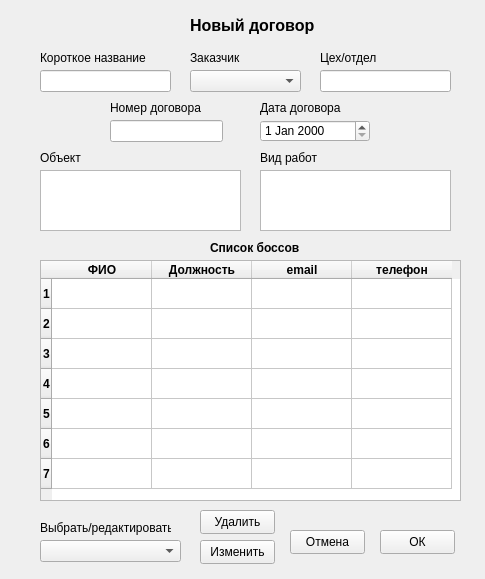
Before: the Qt Designer form my_helper/notebook/designer_ui/new_contract.ui in SmolPO/vertical, drawn with Qt 5.
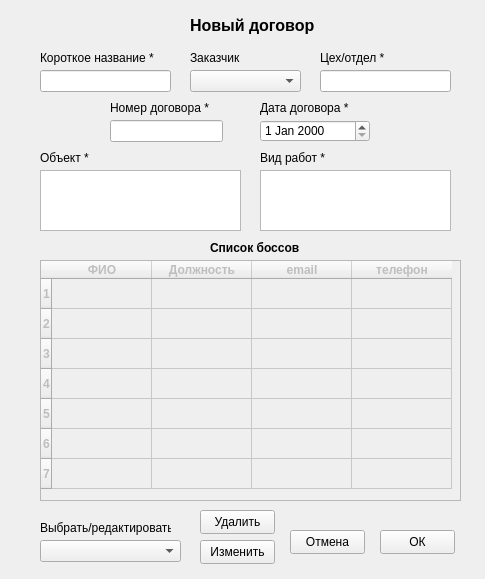
After: the same form once the commit is applied.

The edit to the form file:
```diff
--- a/my_helper/notebook/designer_ui/new_contract.ui
+++ b/my_helper/notebook/designer_ui/new_contract.ui
@@ -42,7 +42,7 @@
     </rect>
    </property>
    <property name="text">
-    <string>Короткое название</string>
+    <string>Короткое название *</string>
    </property>
   </widget>
   <widget class="QLineEdit" name="name">
@@ -88,7 +88,7 @@
     </rect>
    </property>
    <property name="text">
-    <string>Объект</string>
+    <string>Объект *</string>
    </property>
   </widget>
   <widget class="QTextEdit" name="work">
@@ -111,7 +111,7 @@
     </rect>
    </property>
    <property name="text">
-    <string>Вид работ</string>
+    <string>Вид работ *</string>
    </property>
   </widget>
   <widget class="QLineEdit" name="part">
@@ -134,7 +134,7 @@
     </rect>
    </property>
    <property name="text">
-    <string>Цех/отдел</string>
+    <string>Цех/отдел *</string>
    </property>
   </widget>
   <widget class="QLabel" name="label_7">
@@ -156,6 +156,9 @@
    </property>
   </widget>
   <widget class="QTableWidget" name="bosses">
+   <property name="enabled">
+    <bool>false</bool>
+   </property>
    <property name="geometry">
     <rect>
      <x>40</x>
@@ -271,7 +274,7 @@
     </rect>
    </property>
    <property name="text">
-    <string>Номер договора</string>
+    <string>Номер договора *</string>
    </property>
   </widget>
   <widget class="QDateEdit" name="date">
@@ -294,7 +297,7 @@
     </rect>
    </property>
    <property name="text">
-    <string>Дата договора</string>
+    <string>Дата договора *</string>
    </property>
   </widget>
   <widget class="QComboBox" name="cb_chouse">
```
Left out of the diff: 3 changed lines with no effect on the pictures.
